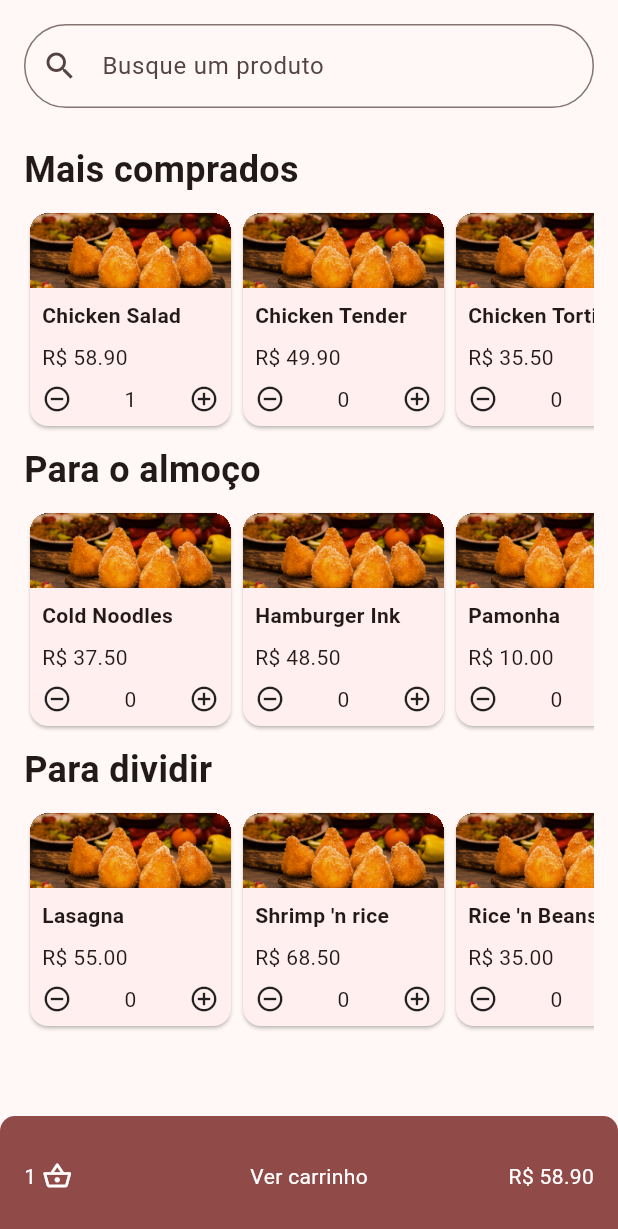
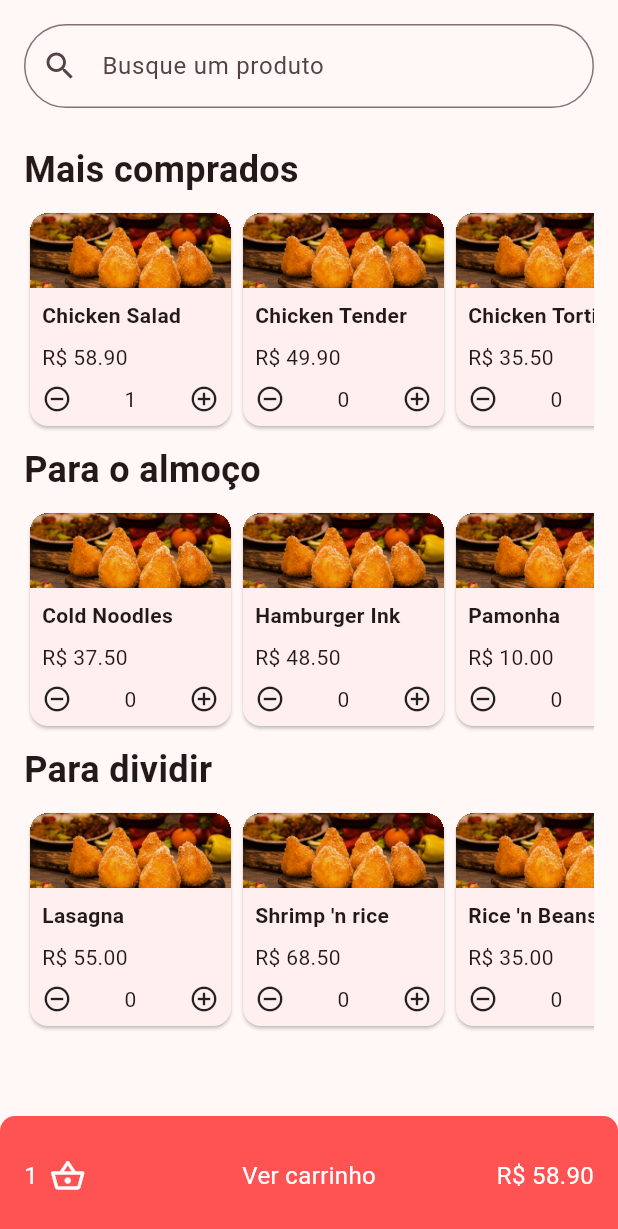
Before and after one commit to ikyrie/dev_panucci_delivery, a Flutter app: the screen it shows after launch, after a tap on the "add circle outline" icon, on a phone screen of 412 x 824 dp. Shown: the top 1229 px of the screen. Run offline on Flutter 3.47's test engine with Material 2 defaults, Android fonts, the phone set to English and light mode, and no system bars; our stand-ins replace flutter_mobx, mobx; generated files the repository leaves out were written again.

Commit message:
Mais refatorações e ajustes visuais

```diff
--- a/lib/main.dart
+++ b/lib/main.dart
@@ -13,7 +13,7 @@ const PanucciDelivery({ Key? key }) : super(key: key);
   @override
   Widget build(BuildContext context){
     return MaterialApp(
-      theme: ThemeData.from(colorScheme: ColorScheme.fromSeed(seedColor: Color.fromARGB(255, 255, 83, 83)), useMaterial3: true),
+      theme: ThemeData.from(colorScheme: ColorScheme.fromSeed(seedColor: Color.fromARGB(255, 255, 83, 83), surfaceTint: Color.fromARGB(255, 255, 83, 83)), useMaterial3: true),
       home: Provider(create: (_) => CarrinhoStore(),child:  Home()),
     );
   }
--- a/lib/screens/home.dart
+++ b/lib/screens/home.dart
@@ -22,17 +22,17 @@ class Home extends StatelessWidget {
                 child: SearchInput(searchTextController: searchTextController)),
             const SliverToBoxAdapter(
                 child: CategoriaText(titulo: "Mais comprados")),
-            SliverToBoxAdapter(
+            const SliverToBoxAdapter(
               child: ItemList(categoria: "mais comprados"),
             ),
             const SliverToBoxAdapter(
                 child: CategoriaText(titulo: "Para o almoço")),
-            SliverToBoxAdapter(
+            const SliverToBoxAdapter(
               child: ItemList(categoria: "para o almoço"),
             ),
             const SliverToBoxAdapter(
                 child: CategoriaText(titulo: "Para dividir")),
-            SliverToBoxAdapter(
+            const SliverToBoxAdapter(
               child: ItemList(categoria: "para dividir"),
             ),
             Observer(builder: (_) =>
@@ -47,7 +47,7 @@ class Home extends StatelessWidget {
                     decoration: BoxDecoration(
                         color: Theme.of(context).colorScheme.surfaceTint,
                         borderRadius:
-                            BorderRadius.vertical(top: Radius.circular(10))),
+                            const BorderRadius.vertical(top: Radius.circular(10))),
                     child: Stack(
                         children: [
                           Align(
@@ -55,18 +55,18 @@ class Home extends StatelessWidget {
                             child: Row(
                               children: [
                                 Padding(
-                                  padding: const EdgeInsets.only(right: 4.0),
+                                  padding: const EdgeInsets.only(right: 8.0),
                                   child: Text(
                                     carrinhoStore.totalItemsInBasket.toString(),
                                     style: TextStyle(
-                                        color: Theme.of(context)
-                                            .colorScheme
-                                            .onPrimary),
+                                      fontSize: 16,
+                                      color:
+                                        Theme.of(context).colorScheme.onPrimary),
                                   ),
                                 ),
                                 Icon(
                                   Icons.shopping_basket_outlined,
-                                  size: 20,
+                                  size: 24,
                                   color:
                                       Theme.of(context).colorScheme.onPrimary,
                                 )
@@ -78,8 +78,9 @@ class Home extends StatelessWidget {
                             child: Text(
                               "Ver carrinho",
                               style: TextStyle(
-                                  color:
-                                      Theme.of(context).colorScheme.onPrimary),
+                                fontSize: 16,
+                                color:
+                                  Theme.of(context).colorScheme.onPrimary),
                             ),
                           ),
                           Align(
@@ -87,14 +88,15 @@ class Home extends StatelessWidget {
                             child: Text(
                               "R\$ ${carrinhoStore.totalCost.toStringAsFixed(2)}",
                               style: TextStyle(
-                                  color:
-                                      Theme.of(context).colorScheme.onPrimary),
+                                fontSize: 16,
+                                color:
+                                  Theme.of(context).colorScheme.onPrimary),
                             ),
                           ),
                         ])),
               ),
             )
-            : SliverToBoxAdapter())
+            : const SliverToBoxAdapter())
           ],
         ),
       ),
```
